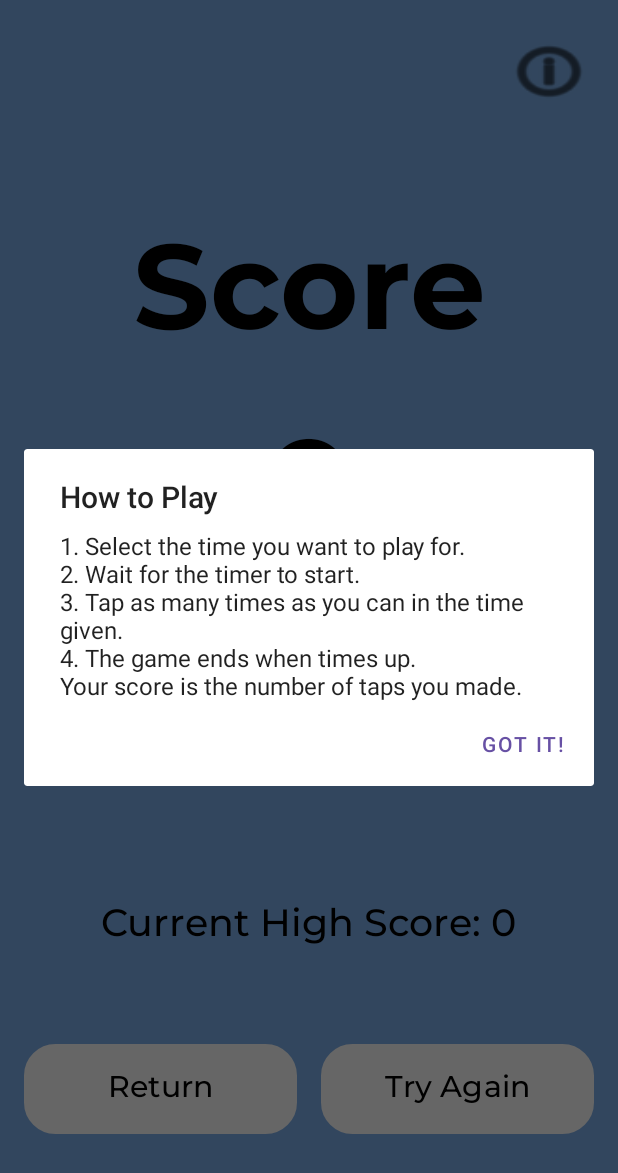
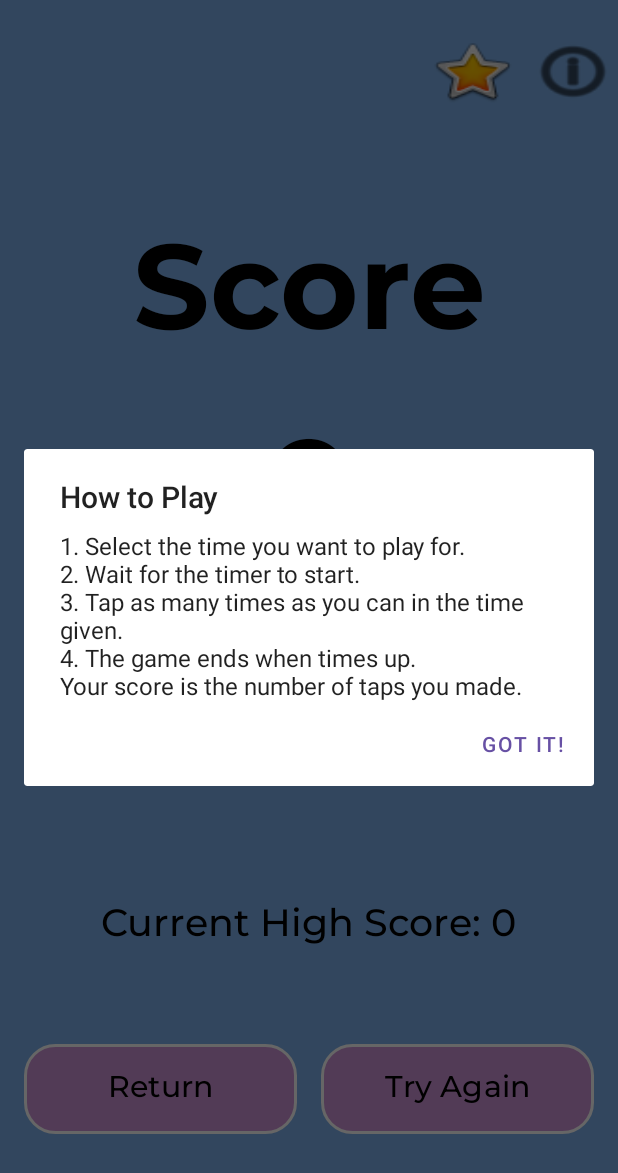
Before and after one commit to NicoleTrainer/TapTapTap, an Android app: the endGame screen opened directly, with no data from a screen before it, after a tap on an icon or button, on a phone screen of 412 x 824 dp. Shown: the top 1173 px of the screen. Run offline under Robolectric (Android 15) with nearby library versions, the phone set to English and light mode, and no system bars; Roboto replaces fonts that are not available here.

Commit message:
Implement SQL database and Added HighScore popup

```diff
--- a/app/build.gradle.kts
+++ b/app/build.gradle.kts
@@ -32,7 +32,8 @@ android {
 }
 
 dependencies {
-
+    implementation("androidx.viewpager2:viewpager2:1.1.0")
+    implementation ("com.google.android.material:material:1.9.0")
     implementation(libs.appcompat)
     implementation(libs.material)
     implementation(libs.activity)
--- /dev/null
+++ b/app/src/main/java/com/TechInfinityStudios/TapTapTap/databaseHelper.java
@@ -0,0 +1,82 @@
+package com.TechInfinityStudios.TapTapTap;
+
+import android.content.ContentValues;
+import android.content.Context;
+import android.database.Cursor;
+import android.database.sqlite.SQLiteDatabase;
+import android.database.sqlite.SQLiteOpenHelper;
+
+import java.util.ArrayList;
+import java.util.List;
+
+public class databaseHelper extends SQLiteOpenHelper {
+    public static final String DATABASE_NAME = "highscore.db";
+    public static final int DATABASE_VERSION = 1;
+
+    public databaseHelper(Context context) {
+        super(context, DATABASE_NAME, null, DATABASE_VERSION);
+    }
+
+    @Override
+    public void onCreate(SQLiteDatabase db) {
+        db.execSQL("CREATE TABLE IF NOT EXISTS highscore (" +
+                "id INTEGER PRIMARY KEY AUTOINCREMENT, " +
+                "level INTEGER, " +
+                "score INTEGER)");
+    }
+
+    @Override
+    public void onUpgrade(SQLiteDatabase db, int oldVersion, int newVersion) {
+        db.execSQL("DROP TABLE IF EXISTS highscore");
+        onCreate(db);
+    }
+
+    public void insertScore(int level, int score) {
+        SQLiteDatabase db = this.getWritableDatabase();
+
+        // Insert the new score
+        ContentValues values = new ContentValues();
+        values.put("level", level);
+        values.put("score", score);
+        db.insert("highscore", null, values);
+
+        // Ensure only the top 5 scores are kept for this level
+        db.execSQL("DELETE FROM highscore WHERE id NOT IN (" +
+                        "SELECT id FROM highscore WHERE level = ? " +
+                        "ORDER BY score DESC LIMIT 5)",
+                new String[]{String.valueOf(level)});
+
+        db.close();
+    }
+
+    public List<Integer> getAllScoresForLevel(int level) {
+        List<Integer> scores = new ArrayList<>();
+        SQLiteDatabase db = this.getReadableDatabase();
+        Cursor cursor = db.rawQuery("SELECT score FROM highscore WHERE level = ? ORDER BY score DESC",
+                new String[]{String.valueOf(level)});
+
+        if (cursor.moveToFirst()) {
+            do {
+                scores.add(cursor.getInt(0));  // Add each score to the list
+            } while (cursor.moveToNext());
+        }
+
+        cursor.close();
+        db.close();
+        return scores;
+    }
+
+    public int getHighScore(int level) {
+        SQLiteDatabase db = this.getReadableDatabase();
+        Cursor cursor = db.rawQuery("SELECT MAX(score) FROM highscore WHERE level = ?",
+                new String[]{String.valueOf(level)});
+
+        int highScore = 0;
+        if (cursor.moveToFirst()) {
+            highScore = cursor.getInt(0);
+        }
+        cursor.close();
+        db.close();
+        return highScore;
+    }
+}
--- a/app/src/main/java/com/TechInfinityStudios/TapTapTap/endGame.java
+++ b/app/src/main/java/com/TechInfinityStudios/TapTapTap/endGame.java
@@ -4,19 +4,35 @@ import android.app.AlertDialog;
 import android.content.DialogInterface;
 import android.content.Intent;
 import android.os.Bundle;
+import android.view.Gravity;
+import android.view.LayoutInflater;
 import android.view.View;
 import android.widget.Button;
 import android.widget.ImageButton;
+import android.widget.LinearLayout;
+import android.widget.PopupWindow;
 import android.widget.TextView;
 
 import androidx.appcompat.app.AppCompatActivity;
+import androidx.fragment.app.Fragment;
+import androidx.recyclerview.widget.LinearLayoutManager;
+import androidx.recyclerview.widget.RecyclerView;
+import androidx.viewpager2.adapter.FragmentStateAdapter;
+import androidx.viewpager2.widget.ViewPager2;
+import com.google.android.material.tabs.TabLayout;
+import com.google.android.material.tabs.TabLayoutMediator;
 
+import java.util.ArrayList;
+import java.util.List;
 
 public class endGame extends AppCompatActivity {
     TextView totalScore, scoreMessage, currentHighScore;
-    ImageButton Infobutton;
+    ImageButton infoButton, scoreButton;
     Button redoButton, homeButton;
     int taps, choice;
+    int level = 0;
+    databaseHelper db;
+
     @Override
     protected void onCreate(Bundle savedInstanceState) {
         super.onCreate(savedInstanceState);
@@ -25,55 +41,37 @@ public class endGame extends AppCompatActivity {
         Intent intent = getIntent();
         taps = intent.getIntExtra("taps", 0);
         choice = intent.getIntExtra("choice", 0);
+        level = intent.getIntExtra("level", 0);
 
-         totalScore = findViewById(R.id.totalScore);
-         scoreMessage = findViewById(R.id.scoreMessage);
-         currentHighScore = findViewById(R.id.currentHighScore);
-         totalScore.setText(String.valueOf(taps));
-         Infobutton = findViewById(R.id.infoButton);
-         redoButton = findViewById(R.id.redobutton);
-         homeButton = findViewById(R.id.homebutton);
+        totalScore = findViewById(R.id.totalScore);
+        scoreMessage = findViewById(R.id.scoreMessage);
+        currentHighScore = findViewById(R.id.currentHighScore);
+        totalScore.setText(String.valueOf(taps));
 
-        int finalChoice = choice;
-        int highestScore = scoreStorage.getHighestScore(this, choice);
+        infoButton = findViewById(R.id.infoButton);
+        redoButton = findViewById(R.id.redobutton);
+        homeButton = findViewById(R.id.homebutton);
+        scoreButton = findViewById(R.id.scoreButton);
+        db = new databaseHelper(this);
 
+        int highestScore = db.getHighScore(level);
 
         if (taps > highestScore) {
             scoreMessage.setText("New High Score!");
-            scoreStorage.saveScore(this, choice, taps);
             currentHighScore.setText("");
         } else {
             scoreMessage.setText("Nice Try!");
             currentHighScore.setText("Current High Score: " + String.valueOf(highestScore));
         }
+        db.insertScore(level, taps);
 
+        infoButton.setOnClickListener(view -> showDialog());
 
+        redoButton.setOnClickListener(view -> redoSelection(choice));
 
-        Infobutton.setOnClickListener(new View.OnClickListener() {
-            @Override
-            public void onClick(View view) {
-                showDialog();
-            }
-        });
+        homeButton.setOnClickListener(view -> homeSelection());
 
-        redoButton.setOnClickListener(new View.OnClickListener() {
-            @Override
-            public void onClick(View view) {
-                redoSelection(finalChoice);
-            }
-        });
-
-        homeButton.setOnClickListener(new View.OnClickListener() {
-            @Override
-            public void onClick(View view) {
-                homeSelection();
-            }
-        });
-    }
-    @Override
-    public void onBackPressed() {
-        super.onBackPressed();
-        onBackPressed();
+        scoreButton.setOnClickListener(view -> showHighScores());
     }
 
     private void homeSelection() {
@@ -81,12 +79,13 @@ public class endGame extends AppCompatActivity {
         startActivity(intent);
     }
 
-    private void redoSelection(int c) {
+    private void redoSelection(int choice) {
         Intent intent = new Intent(endGame.this, gamePlay.class);
-        intent.putExtra("choice", c);
+        intent.putExtra("choice", choice);
         startActivity(intent);
         finish();
     }
+
     private void showDialog() {
         AlertDialog.Builder builder = new AlertDialog.Builder(this);
         builder.setTitle("How to Play")
@@ -102,4 +101,56 @@ public class endGame extends AppCompatActivity {
                 })
                 .show();
     }
+    private void showHighScores() {
+        AlertDialog.Builder builder = new AlertDialog.Builder(this);
+
+        // Inflate the custom layout for high scores
+        View view = getLayoutInflater().inflate(R.layout.score_popup, null);
+
+        // Set up the RecyclerView
+        RecyclerView recyclerView = view.findViewById(R.id.scoreRecyclerView);
+        recyclerView.setLayoutManager(new LinearLayoutManager(this));
+
+        // Initialize a list to hold the high scores
+        List<Integer> highScores = new ArrayList<>();
+        final ScoreAdapter adapter = new ScoreAdapter(highScores);
+        recyclerView.setAdapter(adapter);
+
+        // Set button listeners for each level
+        setupLevelButtons(view, adapter);
+
+        // Set the custom view to the dialog
+        builder.setView(view);
+
+        // Create and show the dialog
+        AlertDialog dialog = builder.create();
+        dialog.show();
+
+        // Adjust dialog size dynamically based on screen size
+        if (dialog.getWindow() != null) {
+            dialog.getWindow().setLayout(
+                    (int) (getResources().getDisplayMetrics().widthPixels * 0.85),  // 85% of screen width
+                    (int) (getResources().getDisplayMetrics().heightPixels * 0.6)   // 60% of screen height
+            );
+        }
+
+        // Update high scores based on the current level
+        updateHighScores(adapter, level);
+    }
+
+    private void setupLevelButtons(View view, final ScoreAdapter adapter) {
+        view.findViewById(R.id.level1Button).setOnClickListener(v -> updateHighScores(adapter, 1));
+        view.findViewById(R.id.level2Button).setOnClickListener(v -> updateHighScores(adapter, 2));
+        view.findViewById(R.id.level3Button).setOnClickListener(v -> updateHighScores(adapter, 3));
+        view.findViewById(R.id.level4Button).setOnClickListener(v -> updateHighScores(adapter, 4));
+    }
+
+    private void updateHighScores(ScoreAdapter adapter, int level) {
+        // Get the high score for the selected level
+        List<Integer> highScores = new ArrayList<>();
+        highScores.add(db.getHighScore(level));  // Assume this is how you get high scores for the levels
+
+        // Update the RecyclerView with the new scores for the selected level
+        adapter.updateScores(highScores);
+    }
 }
--- a/app/src/main/java/com/TechInfinityStudios/TapTapTap/gamePlay.java
+++ b/app/src/main/java/com/TechInfinityStudios/TapTapTap/gamePlay.java
@@ -12,6 +12,7 @@ import androidx.appcompat.app.AppCompatActivity;
 public class gamePlay extends AppCompatActivity {
 
     int choice = 0;
+    int level = 0;
     CountDownTimer countDownTimer, gameStartTimer;
     private View main;
     int taps = 0;
@@ -32,6 +33,7 @@ public class gamePlay extends AppCompatActivity {
 
         Intent intent = getIntent();
         choice = intent.getIntExtra("choice", 0);
+        level = intent.getIntExtra("level", 0);
 
         // Start pre-game countdown first
         startPreGameCountdown(countdown, timer);
@@ -103,6 +105,7 @@ public class gamePlay extends AppCompatActivity {
         Intent intent = new Intent(gamePlay.this, endGame.class);
         intent.putExtra("taps", taps);
         intent.putExtra("choice", choice);
+        intent.putExtra("level", level);
         startActivity(intent);
     }
 }
--- a/app/src/main/java/com/TechInfinityStudios/TapTapTap/scoreStorage.java
+++ /dev/null
@@ -1,33 +0,0 @@
-package com.TechInfinityStudios.TapTapTap;
-
-import android.content.Context;
-import android.content.SharedPreferences;
-
-public class scoreStorage {
-    private static final String PREF_NAME = "HighScores";
-    private static final String LEVEL_PREFIX = "Level_";
-
-    // Save score for a specific level
-    public static void saveScore(Context context, int level, int score) {
-        SharedPreferences preferences = context.getSharedPreferences(PREF_NAME, Context.MODE_PRIVATE);
-        SharedPreferences.Editor editor = preferences.edit();
-
-        String key = LEVEL_PREFIX + level;
-
-        // Retrieve existing highest score for the level
-        int highestScore = getHighestScore(context, level);
-
-        // Compare with the new score and update if it's higher
-        if (score > highestScore) {
-            editor.putInt(key, score);
-            editor.apply();
-        }
-    }
-
-    // Retrieve highest score for a specific level
-    public static int getHighestScore(Context context, int level) {
-        SharedPreferences preferences = context.getSharedPreferences(PREF_NAME, Context.MODE_PRIVATE);
-        String key = LEVEL_PREFIX + level;
-        return preferences.getInt(key, 0); // Return 0 if no score is found
-    }
-}
--- a/app/src/main/res/drawable/button_background.xml
+++ b/app/src/main/res/drawable/button_background.xml
@@ -1,7 +1,7 @@
 <shape xmlns:android="http://schemas.android.com/apk/res/android"
     android:shape="rectangle">
     <corners android:radius="20dp" />
-    <solid android:color="#FFFFFF" /> <!-- Background color -->
+    <solid android:color="@color/purple_200" /> <!-- Background color -->
     <stroke
         android:width="2dp"
         android:color="#FFFFFF" /> <!-- Border color and width -->
--- /dev/null
+++ b/app/src/main/res/drawable/rounded_dialog.xml
@@ -0,0 +1,6 @@
+<?xml version="1.0" encoding="utf-8"?>
+<shape xmlns:android="http://schemas.android.com/apk/res/android" android:shape="rectangle">
+    <corners android:radius="30dp"/> <!-- Adjust for roundness -->
+    <solid android:color="@color/white"/> <!-- Background color -->
+    <padding android:left="20dp" android:top="20dp" android:right="20dp" android:bottom="20dp"/>
+</shape>
--- a/app/src/main/res/layout/activity_endgame.xml
+++ b/app/src/main/res/layout/activity_endgame.xml
@@ -15,7 +15,16 @@
         android:background="@android:drawable/ic_menu_info_details"
         android:backgroundTint="@color/black"
         app:layout_constraintEnd_toEndOf="parent"
-        app:layout_constraintHorizontal_bias="0.954"
+        app:layout_constraintTop_toTopOf="parent" />
+
+    <ImageButton
+        android:id="@+id/scoreButton"
+        android:layout_width="60dp"
+        android:layout_height="47dp"
+        android:layout_marginTop="24dp"
+        android:background="@android:drawable/btn_star_big_on"
+        app:layout_constraintEnd_toStartOf="@+id/infoButton"
+        app:layout_constraintHorizontal_bias="0.975"
         app:layout_constraintStart_toStartOf="parent"
         app:layout_constraintTop_toTopOf="parent" />
 
@@ -121,13 +130,13 @@
 
     <TextView
         android:id="@+id/scoreMessage"
-        android:layout_width="451dp"
-        android:layout_height="86dp"
+        android:layout_width="wrap_content"
+        android:layout_height="wrap_content"
         android:fontFamily="@font/montserrat_bold"
         android:text="HIGH SCORE!"
         android:textAlignment="center"
         android:textColor="@color/black"
-        android:textSize="50sp"
+        android:textSize="40sp"
         app:layout_constraintBottom_toBottomOf="parent"
         app:layout_constraintEnd_toEndOf="parent"
         app:layout_constraintStart_toStartOf="parent"
--- a/app/src/main/res/values/colors.xml
+++ b/app/src/main/res/values/colors.xml
@@ -2,4 +2,6 @@
 <resources>
     <color name="black">#FF000000</color>
     <color name="white">#FFFFFFFF</color>
+    <color name="purple_500">#9C27B0</color> <!-- A nice purple -->
+    <color name="purple_200">#CE93D8</color> <!-- Lighter purple -->
 </resources>
```
Also changed, not shown: app/src/main/java/com/TechInfinityStudios/TapTapTap/ScoreAdapter.java (added, +64 -0 lines), app/src/main/java/com/TechInfinityStudios/TapTapTap/gameSelection.java (+82 -58 lines), app/src/main/res/drawable/rounded_button.xml (added, +7 -0 lines), app/src/main/res/layout/activity_game_selection.xml (+21 -11 lines), app/src/main/res/layout/activity_main.xml (+4 -4 lines), app/src/main/res/layout/item_score.xml (added, +17 -0 lines), app/src/main/res/layout/score_popup.xml (added, +70 -0 lines), app/src/main/res/values/styles.xml (added, +16 -0 lines), build.gradle.kts (line endings or trailing spaces).
